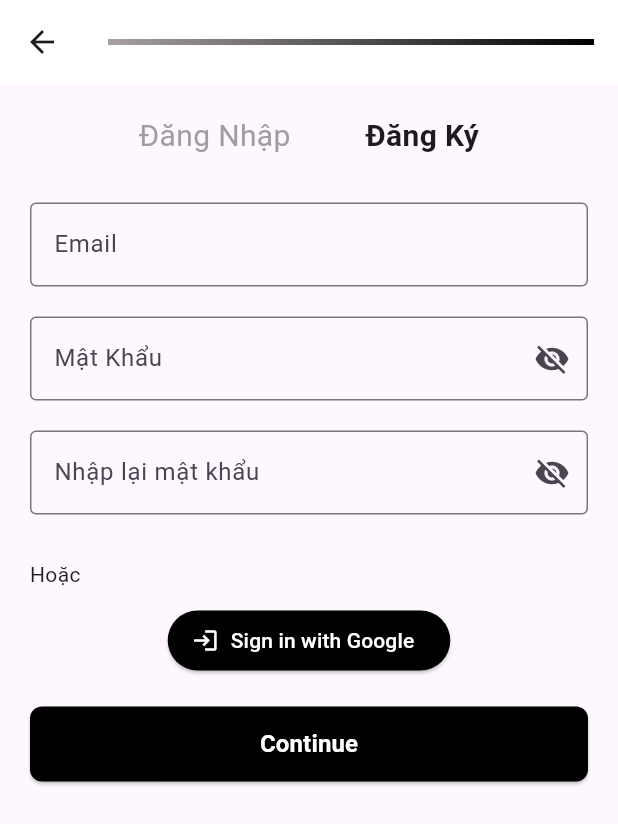
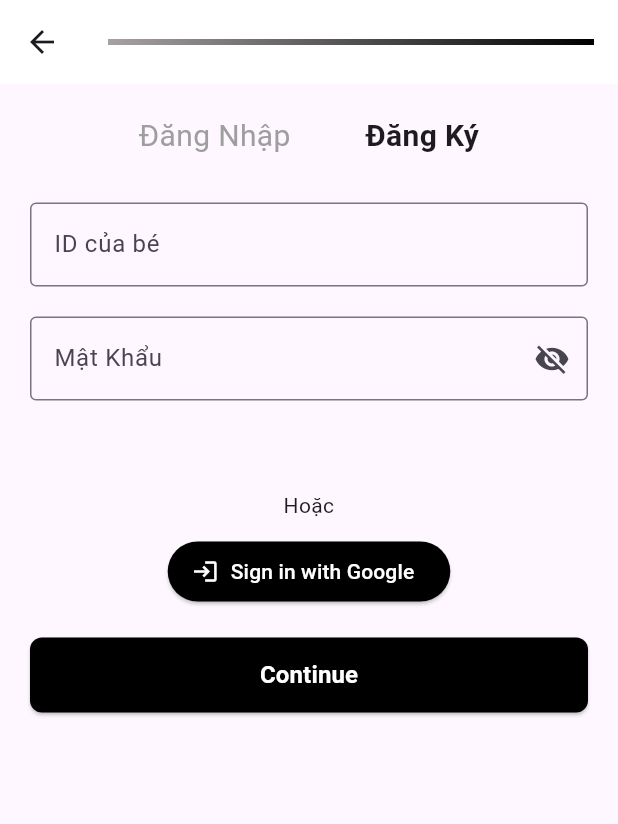
Before and after one commit to Quoocshi/Chore_Butler, a Flutter app: the LoginScreen screen opened by its route, after a tap on "Đăng Ký", on a phone screen of 412 x 824 dp. Shown: the top 824 px of the screen. Run offline on Flutter 3.47's test engine with Material 3 defaults, Android fonts, the phone set to English and light mode, and no system bars; our stand-ins replace get.

Commit message:
Update login/register pages

```diff
--- /dev/null
+++ b/lib/modules/Parents/Login/screens/login.dart
@@ -0,0 +1,108 @@
+import 'package:chore_butler/global_widgets/button.dart';
+import 'package:chore_butler/global_widgets/textfield.dart';
+import 'package:chore_butler/routes/app_routes.dart';
+import 'package:flutter/material.dart';
+import 'package:get/get.dart';
+
+class LoginController extends GetxController {
+  var rememberMe = false.obs;
+}
+
+class LoginScreen extends StatelessWidget {
+  final LoginController controller = Get.put(LoginController());
+
+  @override
+  Widget build(BuildContext context) {
+    return Scaffold(
+      appBar: AppBar(
+        leading: IconButton(
+          icon: Icon(Icons.arrow_back),
+          onPressed: () => Get.offAllNamed(AppRoutes.pick_role),
+        ),
+        elevation: 0,
+        backgroundColor: Colors.white,
+        title: Stack(
+          children: [
+            Container(
+              width: double.infinity,
+              height: 4,
+              decoration: BoxDecoration(
+                gradient: LinearGradient(
+                  colors: [
+                    const Color.fromARGB(255, 167, 161, 161),
+                    Colors.black
+                  ],
+                  begin: Alignment.centerLeft,
+                  end: Alignment.centerRight,
+                ),
+              ),
+            ),
+          ],
+        ),
+        centerTitle: true,
+      ),
+      body: SingleChildScrollView(
+        child: Padding(
+          padding: EdgeInsets.all(20),
+          child: Column(
+            crossAxisAlignment: CrossAxisAlignment.start,
+            children: [
+              Row(
+                mainAxisAlignment: MainAxisAlignment.center,
+                children: [
+                  GestureDetector(
+                    onTap: () {},
+                    child: Text(
+                      "Đăng Nhập",
+                      style:
+                          TextStyle(fontSize: 20, fontWeight: FontWeight.bold),
+                    ),
+                  ),
+                  SizedBox(width: 50),
+                  GestureDetector(
+                    onTap: () => Get.offAllNamed(
+                      AppRoutes.register,
+                    ),
+                    child: Text(
+                      "Đăng Ký",
+                      style: TextStyle(fontSize: 20, color: Colors.grey),
+                    ),
+                  ),
+                ],
+              ),
+              SizedBox(height: 20),
+              MyTextField(label: "Email"),
+              MyTextField(label: "Mật Khẩu", isPassword: true),
+              SizedBox(height: 10),
+              Row(
+                mainAxisAlignment: MainAxisAlignment.spaceBetween,
+                children: [
+                  Row(
+                    children: [
+                      Obx(
+                        () => Switch(
+                          value: controller.rememberMe.value,
+                          onChanged: (value) {
+                            controller.rememberMe.value = value;
+                          },
+                        ),
+                      ),
+                      Text("Ghi nhớ mật khẩu"),
+                    ],
+                  ),
+                  Text("Quên mật khẩu?", style: TextStyle(color: Colors.blue)),
+                ],
+              ),
+              SizedBox(height: 20),
+              CustomButton(
+                  label: "Continue",
+                  onPressed: () {
+                    Get.offAllNamed(AppRoutes.child_register);
+                  }),
+            ],
+          ),
+        ),
+      ),
+    );
+  }
+}
--- /dev/null
+++ b/lib/modules/Parents/Register/screens/register.dart
@@ -0,0 +1,98 @@
+import 'package:chore_butler/global_widgets/button.dart';
+import 'package:chore_butler/global_widgets/textfield.dart';
+import 'package:chore_butler/routes/app_routes.dart';
+import 'package:flutter/material.dart';
+import 'package:get/get.dart';
+
+class RegisterScreen extends StatefulWidget {
+  @override
+  _RegisterScreenState createState() => _RegisterScreenState();
+}
+
+class _RegisterScreenState extends State<RegisterScreen> {
+  bool switchValue = false;
+
+  @override
+  Widget build(BuildContext context) {
+    return Scaffold(
+      appBar: AppBar(
+        leading: IconButton(
+          icon: Icon(Icons.arrow_back),
+          onPressed: () => Get.offAllNamed(AppRoutes.pick_role),
+        ),
+        elevation: 0,
+        backgroundColor: Colors.white,
+        title: Stack(
+          children: [
+            Container(
+              width: double.infinity,
+              height: 4,
+              decoration: BoxDecoration(
+                gradient: LinearGradient(
+                  colors: [
+                    const Color.fromARGB(255, 167, 161, 161),
+                    Colors.black
+                  ],
+                  begin: Alignment.centerLeft,
+                  end: Alignment.centerRight,
+                ),
+              ),
+            ),
+          ],
+        ),
+        centerTitle: true,
+      ),
+      body: SingleChildScrollView(
+        child: Padding(
+          padding: EdgeInsets.all(20),
+          child: Column(
+            crossAxisAlignment: CrossAxisAlignment.start,
+            children: [
+              Row(
+                mainAxisAlignment: MainAxisAlignment.center,
+                children: [
+                  GestureDetector(
+                    onTap: () => Get.offAllNamed(AppRoutes.login),
+                    child: Text("Đăng Nhập",
+                        style: TextStyle(fontSize: 20, color: Colors.grey)),
+                  ),
+                  SizedBox(width: 50),
+                  Text("Đăng Ký",
+                      style:
+                          TextStyle(fontSize: 20, fontWeight: FontWeight.bold)),
+                ],
+              ),
+              SizedBox(height: 20),
+              MyTextField(label: "ID của bé"),
+              MyTextField(label: "Mật Khẩu", isPassword: true),
+              SizedBox(height: 50),
+              Center(
+                child: Text("Hoặc", textAlign: TextAlign.center),
+              ),
+              SizedBox(height: 10),
+              Center(
+                child: ElevatedButton.icon(
+                  onPressed: () {},
+                  icon: Icon(Icons.login, color: Colors.white),
+                  label: Text(
+                    "Sign in with Google",
+                    style: TextStyle(color: Colors.white),
+                  ),
+                  style:
+                      ElevatedButton.styleFrom(backgroundColor: Colors.black),
+                ),
+              ),
+              SizedBox(height: 20),
+              CustomButton(
+                label: "Continue",
+                onPressed: () {
+                  Get.offAllNamed(AppRoutes.login);
+                },
+              ),
+            ],
+          ),
+        ),
+      ),
+    );
+  }
+}
--- a/lib/modules/login/screens/login.dart
+++ /dev/null
@@ -1,105 +0,0 @@
-import 'package:chore_butler/modules/login/widgets/button.dart';
-import 'package:chore_butler/modules/login/widgets/textfield.dart';
-import 'package:chore_butler/routes/app_routes.dart';
-import 'package:flutter/material.dart';
-import 'package:get/get.dart';
-
-class LoginController extends GetxController {
-  var rememberMe = false.obs;
-}
-
-class LoginScreen extends StatelessWidget {
-  final LoginController controller = Get.put(LoginController());
-
-  @override
-  Widget build(BuildContext context) {
-    return Scaffold(
-      appBar: AppBar(
-        leading: IconButton(
-          icon: Icon(Icons.arrow_back),
-          onPressed: () => Get.offAllNamed(AppRoutes.pick_role),
-        ),
-        elevation: 0,
-        backgroundColor: Colors.white,
-        title: Stack(
-          children: [
-            Container(
-              width: double.infinity,
-              height: 4,
-              decoration: BoxDecoration(
-                gradient: LinearGradient(
-                  colors: [
-                    const Color.fromARGB(255, 167, 161, 161),
-                    Colors.black
-                  ],
-                  begin: Alignment.centerLeft,
-                  end: Alignment.centerRight,
-                ),
-              ),
-            ),
-          ],
-        ),
-        centerTitle: true,
-      ),
-      body: Padding(
-        padding: EdgeInsets.all(20),
-        child: Column(
-          crossAxisAlignment: CrossAxisAlignment.start,
-          children: [
-            Row(
-              mainAxisAlignment: MainAxisAlignment.center,
-              children: [
-                GestureDetector(
-                  onTap: () {},
-                  child: Text(
-                    "Đăng Nhập",
-                    style: TextStyle(fontSize: 20, fontWeight: FontWeight.bold),
-                  ),
-                ),
-                SizedBox(width: 50),
-                GestureDetector(
-                  onTap: () => Get.offAllNamed(
-                    AppRoutes.register,
-                  ),
-                  child: Text(
-                    "Đăng Ký",
-                    style: TextStyle(fontSize: 20, color: Colors.grey),
-                  ),
-                ),
-              ],
-            ),
-            SizedBox(height: 20),
-            MyTextField(label: "Email"),
-            MyTextField(label: "Mật Khẩu", isPassword: true),
-            SizedBox(height: 10),
-            Row(
-              mainAxisAlignment: MainAxisAlignment.spaceBetween,
-              children: [
-                Row(
-                  children: [
-                    Obx(
-                      () => Switch(
-                        value: controller.rememberMe.value,
-                        onChanged: (value) {
-                          controller.rememberMe.value = value;
-                        },
-                      ),
-                    ),
-                    Text("Ghi nhớ mật khẩu"),
-                  ],
-                ),
-                Text("Quên mật khẩu?", style: TextStyle(color: Colors.blue)),
-              ],
-            ),
-            SizedBox(height: 20),
-            CustomButton(
-                label: "Continue",
-                onPressed: () {
-                  Get.offAllNamed(AppRoutes.child_register);
-                }),
-          ],
-        ),
-      ),
-    );
-  }
-}
--- a/lib/modules/login/screens/register.dart
+++ /dev/null
@@ -1,89 +0,0 @@
-import 'package:chore_butler/modules/login/widgets/button.dart';
-import 'package:chore_butler/modules/login/widgets/textfield.dart';
-import 'package:chore_butler/routes/app_routes.dart';
-import 'package:flutter/material.dart';
-import 'package:get/get.dart';
-
-class RegisterScreen extends StatefulWidget {
-  @override
-  _RegisterScreenState createState() => _RegisterScreenState();
-}
-
-class _RegisterScreenState extends State<RegisterScreen> {
-  bool switchValue = false;
-
-  @override
-  Widget build(BuildContext context) {
-    return Scaffold(
-      appBar: AppBar(
-        leading: IconButton(
-          icon: Icon(Icons.arrow_back),
-          onPressed: () => Get.offAllNamed(AppRoutes.pick_role),
-        ),
-        elevation: 0,
-        backgroundColor: Colors.white,
-        title: Stack(
-          children: [
-            Container(
-              width: double.infinity,
-              height: 4,
-              decoration: BoxDecoration(
-                gradient: LinearGradient(
-                  colors: [
-                    const Color.fromARGB(255, 167, 161, 161),
-                    Colors.black
-                  ],
-                  begin: Alignment.centerLeft,
-                  end: Alignment.centerRight,
-                ),
-              ),
-            ),
-          ],
-        ),
-        centerTitle: true,
-      ),
-      body: Padding(
-        padding: EdgeInsets.all(20),
-        child: Column(
-          crossAxisAlignment: CrossAxisAlignment.start,
-          children: [
-            Row(
-              mainAxisAlignment: MainAxisAlignment.center,
-              children: [
-                GestureDetector(
-                  onTap: () => Get.offAllNamed(AppRoutes.login),
-                  child: Text("Đăng Nhập",
-                      style: TextStyle(fontSize: 20, color: Colors.grey)),
-                ),
-                SizedBox(width: 50),
-                Text("Đăng Ký",
-                    style:
-                        TextStyle(fontSize: 20, fontWeight: FontWeight.bold)),
-              ],
-            ),
-            SizedBox(height: 20),
-            MyTextField(label: "Email"),
-            MyTextField(label: "Mật Khẩu", isPassword: true),
-            MyTextField(label: "Nhập lại mật khẩu", isPassword: true),
-            SizedBox(height: 20),
-            Text("Hoặc", textAlign: TextAlign.center),
-            SizedBox(height: 10),
-            Center(
-              child: ElevatedButton.icon(
-                onPressed: () {},
-                icon: Icon(Icons.login, color: Colors.white),
-                label: Text(
-                  "Sign in with Google",
-                  style: TextStyle(color: Colors.white),
-                ),
-                style: ElevatedButton.styleFrom(backgroundColor: Colors.black),
-              ),
-            ),
-            SizedBox(height: 20),
-            CustomButton(label: "Continue", onPressed: () {}),
-          ],
-        ),
-      ),
-    );
-  }
-}
--- a/lib/modules/login/screens/pick_role.dart
+++ b/lib/modules/pick_role/screens/pick_role.dart
@@ -1,6 +1,6 @@
 import 'package:flutter/material.dart';
 import 'package:get/get.dart';
-import 'package:chore_butler/modules/login/widgets/role.dart';
+import 'package:chore_butler/modules/pick_role/widgets/role.dart';
 import 'package:chore_butler/routes/app_routes.dart';
 
 class PickRole extends StatefulWidget {
@@ -20,6 +20,10 @@ class _PickRoleState extends State<PickRole> {
 
     if (role == 1) {
       Get.toNamed(AppRoutes.login); // Điều hướng đến màn hình login
+    }
+
+    if (role == 2) {
+      Get.offAllNamed(AppRoutes.child_login);
     }
   }
 
--- a/lib/routes/app_pages.dart
+++ b/lib/routes/app_pages.dart
@@ -1,13 +1,19 @@
-import 'package:chore_butler/modules/login/screens/child_register.dart';
-import 'package:chore_butler/modules/login/screens/login.dart';
-import 'package:chore_butler/modules/login/screens/pick_role.dart';
-import 'package:chore_butler/modules/login/screens/register.dart';
+import 'package:chore_butler/modules/Child/Login/screens/child_login.dart';
+import 'package:chore_butler/modules/Child/Register/screens/child_register.dart';
+import 'package:chore_butler/modules/Child/Register/screens/child_register_info.dart';
+import 'package:chore_butler/modules/Parents/Login/screens/login.dart';
+import 'package:chore_butler/modules/pick_role/screens/pick_role.dart';
+import 'package:chore_butler/modules/Parents/Register/screens/register.dart';
 import 'package:get/get.dart';
 import 'app_routes.dart';
 
 class AppPages {
   static final List<GetPage> pages = [
-    GetPage(name: AppRoutes.pick_role, page: () => PickRole()),
+    GetPage(
+      name: AppRoutes.pick_role,
+      page: () => PickRole(),
+      transition: Transition.noTransition,
+    ),
     GetPage(
       name: AppRoutes.login,
       page: () => LoginScreen(),
@@ -23,5 +29,15 @@ class AppPages {
       page: () => ChildRegister(),
       transition: Transition.noTransition,
     ),
+    GetPage(
+      name: AppRoutes.child_register_info,
+      page: () => ChildRegisterInfo(),
+      transition: Transition.noTransition,
+    ),
+    GetPage(
+      name: AppRoutes.child_login,
+      page: () => ChildLogin(),
+      transition: Transition.noTransition,
+    ),
   ];
 }
--- a/lib/routes/app_routes.dart
+++ b/lib/routes/app_routes.dart
@@ -3,4 +3,6 @@ class AppRoutes {
   static const String login = '/login';
   static const String register = '/register';
   static const String child_register = '/child_register';
+  static const String child_register_info = '/child_register_info';
+  static const String child_login = '/child_login';
 }
```
Also changed, not shown: lib/modules/Child/Login/screens/child_login.dart (added, +90 -0 lines), lib/modules/Child/Register/screens/child_register.dart (added, +67 -0 lines), lib/modules/Child/Register/screens/child_register_info.dart (added, +67 -0 lines), lib/modules/login/screens/child_register.dart (deleted, +0 -65 lines), lib/global_widgets/button.dart (renamed from lib/modules/login/widgets/button.dart), lib/global_widgets/textfield.dart (renamed from lib/modules/login/widgets/textfield.dart), lib/modules/pick_role/widgets/role.dart (renamed from lib/modules/login/widgets/role.dart).
